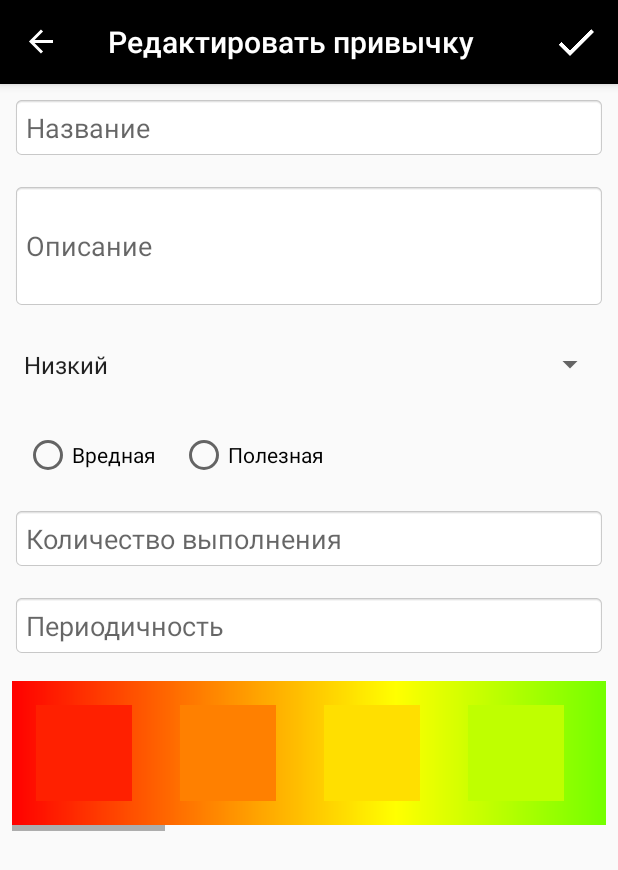
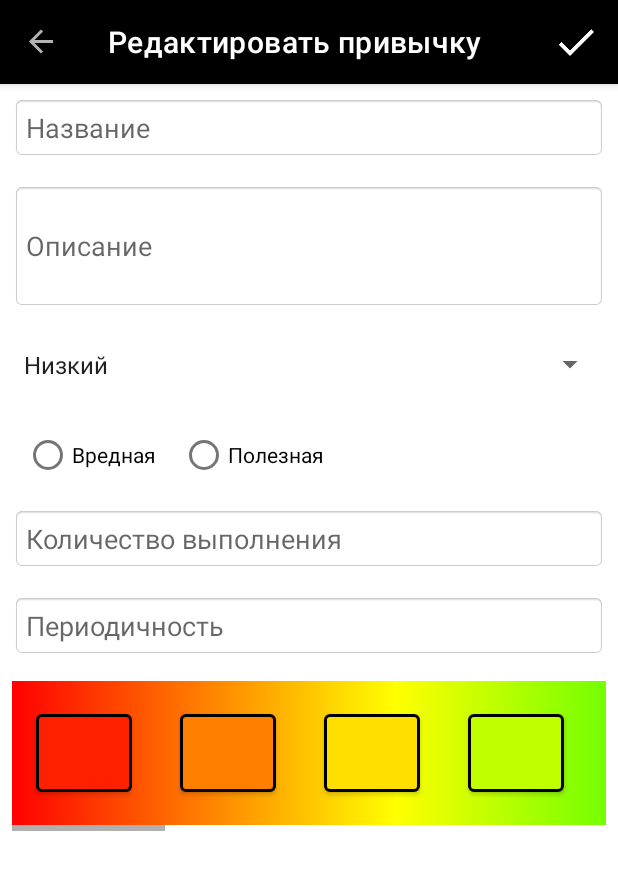
Before and after one commit to Sanchezz17/Habits4, an Android app: the EditHabitFragment screen opened through its navigation route, on a phone screen of 412 x 824 dp. Shown: the top 870 px of the screen. Run offline under Robolectric (Android 15) with nearby library versions, the phone set to English and light mode, and no system bars; our stand-ins replace navigation-ui.

Commit message:
Исправлены все баги 4 задачи. Добавлены границы для прямоугольников выбора цвета

```diff
--- a/app/src/main/java/com/example/habits4/MainActivity.kt
+++ b/app/src/main/java/com/example/habits4/MainActivity.kt
@@ -1,7 +1,6 @@
 package com.example.habits4
 
 import android.os.Bundle
-import android.util.Log
 import androidx.navigation.findNavController
 import androidx.navigation.ui.AppBarConfiguration
 import androidx.navigation.ui.navigateUp
--- a/app/src/main/java/com/example/habits4/ui/home/edit/EditHabitFragment.kt
+++ b/app/src/main/java/com/example/habits4/ui/home/edit/EditHabitFragment.kt
@@ -13,14 +13,15 @@ import androidx.navigation.fragment.findNavController
 import com.example.habits4.infrastructure.getHueGradient
 import com.example.habits4.ui.home.habits.Habit
 import com.example.habits4.R
+import com.google.android.material.button.MaterialButton
 import kotlinx.android.synthetic.main.fragment_edit_habit.*
 
 
 class EditHabitFragment : Fragment() {
-    private val colorRectangles = mutableListOf<ImageButton>()
+    private val colorRectangles = mutableListOf<MaterialButton>()
     private var habitIndex: Int = 0
     private var habitColor: Int = Color.BLACK
-    private var habitRect: ImageButton? = null
+    private var habitRect: MaterialButton? = null
 
     private var callback: EditHabitFragmentCallback? = null
     private lateinit var navController: NavController
@@ -92,7 +93,7 @@ class EditHabitFragment : Fragment() {
         habitRect = colorRectangles.find {
             it.background.toBitmap(rectSize, rectSize).getPixel(0, 0) == habitColor
         }
-        habitRect?.setImageResource(R.drawable.done)
+        habitRect?.setIconResource(R.drawable.done)
     }
 
     private fun initializeColorRectangles() {
@@ -101,18 +102,21 @@ class EditHabitFragment : Fragment() {
         val layoutParams = LinearLayout.LayoutParams(rectSize, rectSize)
         layoutParams.setMargins(rectMargin, rectMargin, rectMargin, rectMargin)
         for (i in 1..16) {
-            val rect = ImageButton(context)
-            rect.layoutParams = layoutParams
-            rect.scaleType = ImageView.ScaleType.FIT_CENTER
-            colorScrollLayout.addView(rect)
-            colorRectangles.add(rect)
+            context?.let {
+                val rect = MaterialButton(it)
+                rect.layoutParams = layoutParams
+                rect.setStrokeColorResource(R.color.colorPrimaryDark)
+                rect.strokeWidth = resources.getDimension(R.dimen.rect_stroke_width).toInt()
+                colorScrollLayout.addView(rect)
+                colorRectangles.add(rect)
+            }
         }
 
         addColorToRectangles(colorRectangles, rectSize, rectMargin)
     }
 
     private fun addColorToRectangles(
-        colorRectangles: MutableList<ImageButton>,
+        colorRectangles: MutableList<MaterialButton>,
         rectSize: Int,
         rectMargin: Int
     ) {
@@ -131,11 +135,11 @@ class EditHabitFragment : Fragment() {
             rect.setBackgroundColor(centerColor)
             rect.setOnClickListener {
                 if (habitRect != null) {
-                    habitRect!!.setImageDrawable(null)
+                    habitRect!!.icon = null
                 }
                 habitColor = centerColor
+                rect.setIconResource(R.drawable.done)
                 habitRect = rect
-                rect.setImageResource(R.drawable.done)
             }
         }
     }
--- a/app/src/main/res/layout/activity_main.xml
+++ b/app/src/main/res/layout/activity_main.xml
@@ -51,6 +51,7 @@
         android:layout_gravity="start"
         android:fitsSystemWindows="true"
         app:headerLayout="@layout/nav_header_main"
+        android:background="@color/navViewColor"
         app:menu="@menu/activity_main_drawer" />
 
 </androidx.drawerlayout.widget.DrawerLayout>
--- a/app/src/main/res/navigation/mobile_navigation.xml
+++ b/app/src/main/res/navigation/mobile_navigation.xml
@@ -36,4 +36,9 @@
             app:destination="@id/navHome"
             app:popUpTo="@id/navHome" />
     </fragment>
+    <fragment
+        android:id="@+id/navAbout"
+        android:name="com.example.habits4.ui.about.AboutFragment"
+        android:label="@string/menu_about"
+        tools:layout="@layout/fragment_about" />
 </navigation>
--- a/app/src/main/res/values/colors.xml
+++ b/app/src/main/res/values/colors.xml
@@ -1,6 +1,7 @@
 <?xml version="1.0" encoding="utf-8"?>
 <resources>
-    <color name="colorPrimary">#1C1329</color>
+    <color name="colorPrimary">#fff</color>
     <color name="colorPrimaryDark">#000000</color>
     <color name="colorAccent">#03DAC5</color>
+    <color name="navViewColor">#4CAF81</color>
 </resources>
--- a/app/src/main/res/values/dimens.xml
+++ b/app/src/main/res/values/dimens.xml
@@ -6,5 +6,6 @@
     <dimen name="fab_margin">16dp</dimen>
     <dimen name="rect_size">64dp</dimen>
     <dimen name="rect_margin">16dp</dimen>
+    <dimen name="rect_stroke_width">2dp</dimen>
     <dimen name="text_margin">16dp</dimen>
 </resources>
--- a/app/src/main/res/values/styles.xml
+++ b/app/src/main/res/values/styles.xml
@@ -1,6 +1,6 @@
 <resources>
 
-    <style name="AppTheme" parent="Theme.AppCompat.Light.DarkActionBar">
+    <style name="AppTheme" parent="Theme.MaterialComponents.Light">
         <item name="colorPrimary">@color/colorPrimary</item>
         <item name="colorPrimaryDark">@color/colorPrimaryDark</item>
         <item name="colorAccent">@color/colorAccent</item>
@@ -11,8 +11,8 @@
         <item name="windowNoTitle">true</item>
     </style>
 
-    <style name="AppTheme.AppBarOverlay" parent="ThemeOverlay.AppCompat.Dark.ActionBar" />
+    <style name="AppTheme.AppBarOverlay" parent="ThemeOverlay.MaterialComponents.Dark" />
 
-    <style name="AppTheme.PopupOverlay" parent="ThemeOverlay.AppCompat.Light" />
+    <style name="AppTheme.PopupOverlay" parent="ThemeOverlay.MaterialComponents.Dark" />
 
 </resources>
```
